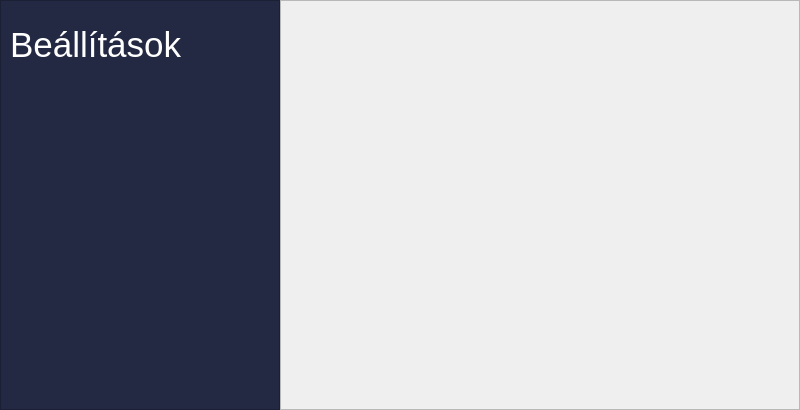
Above: UI/optionsForm.ui from Excal21/GestureBoard before the change. Below: the same form after it.
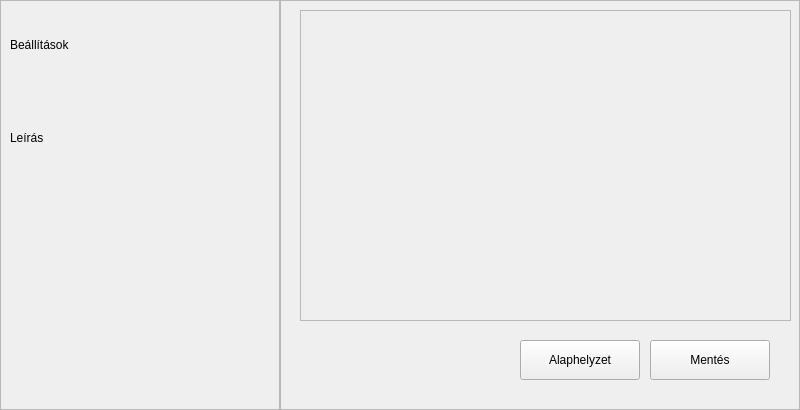
That is the form after the change.

Patch:
```diff
--- a/UI/optionsForm.ui
+++ b/UI/optionsForm.ui
@@ -23,7 +23,7 @@
     </rect>
    </property>
    <property name="styleSheet">
-    <string notr="true">background-color: rgb(36 , 41 , 67)</string>
+    <string notr="true"/>
    </property>
    <property name="frameShape">
     <enum>QFrame::Shape::StyledPanel</enum>
@@ -41,14 +41,25 @@
      </rect>
     </property>
     <property name="styleSheet">
-     <string notr="true">color: white;
-font-size: 26pt;
-</string>
+     <string notr="true"/>
     </property>
     <property name="text">
      <string>Beállítások</string>
     </property>
    </widget>
+   <widget class="QLabel" name="lblDescription">
+    <property name="geometry">
+     <rect>
+      <x>10</x>
+      <y>130</y>
+      <width>251</width>
+      <height>16</height>
+     </rect>
+    </property>
+    <property name="text">
+     <string>Leírás</string>
+    </property>
+   </widget>
   </widget>
   <widget class="QFrame" name="frameButtons">
    <property name="geometry">
@@ -65,6 +76,55 @@
    <property name="frameShadow">
     <enum>QFrame::Shadow::Raised</enum>
    </property>
+   <widget class="QScrollArea" name="scrollArea">
+    <property name="geometry">
+     <rect>
+      <x>20</x>
+      <y>10</y>
+      <width>491</width>
+      <height>311</height>
+     </rect>
+    </property>
+    <property name="widgetResizable">
+     <bool>true</bool>
+    </property>
+    <widget class="QWidget" name="scrollAreaWidgetContents">
+     <property name="geometry">
+      <rect>
+       <x>0</x>
+       <y>0</y>
+       <width>489</width>
+       <height>309</height>
+      </rect>
+     </property>
+    </widget>
+   </widget>
+   <widget class="QPushButton" name="btnSave">
+    <property name="geometry">
+     <rect>
+      <x>370</x>
+      <y>340</y>
+      <width>120</width>
+      <height>40</height>
+     </rect>
+    </property>
+    <property name="text">
+     <string>Mentés</string>
+    </property>
+   </widget>
+   <widget class="QPushButton" name="btnReset">
+    <property name="geometry">
+     <rect>
+      <x>240</x>
+      <y>340</y>
+      <width>120</width>
+      <height>40</height>
+     </rect>
+    </property>
+    <property name="text">
+     <string>Alaphelyzet</string>
+    </property>
+   </widget>
   </widget>
  </widget>
  <resources/>
```
